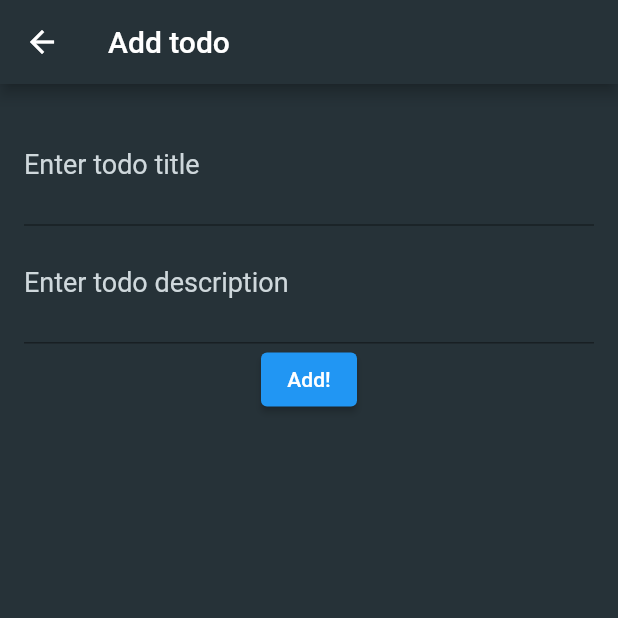
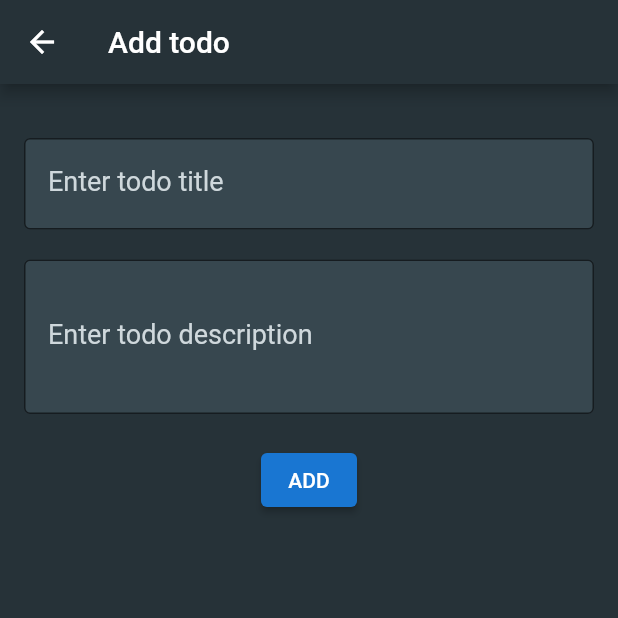
Before and after one commit to soumyaprakashdatta/todo_app, a Flutter app: the screen it shows after launch, after a tap on the "add" icon, on a phone screen of 412 x 824 dp, the top half of it. Run offline on Flutter 3.47's test engine with Material 2 defaults, Android fonts, the phone set to English and light mode, and no system bars; our stand-ins replace parse_server_sdk; network calls fail.

Commit message:
some styling in add todo page

```diff
--- a/lib/widgets/add_todo_page.dart
+++ b/lib/widgets/add_todo_page.dart
@@ -89,37 +89,54 @@ class AddTodoStateWidget extends State<AddTodoWidget> {
             child: Column(
               crossAxisAlignment: CrossAxisAlignment.center,
               children: <Widget>[
+                const SizedBox(height: 20),
                 TextFormField(
                   autocorrect: true,
                   textCapitalization: TextCapitalization.sentences,
                   controller: todoTitleController,
                   style: const TextStyle(fontSize: 18, color: Colors.white),
                   decoration: InputDecoration(
-                    contentPadding: const EdgeInsets.symmetric(vertical: 20.0),
+                    border: const OutlineInputBorder(),
+                    contentPadding: const EdgeInsets.symmetric(
+                        vertical: 20.0, horizontal: 16),
                     labelText: "Enter todo title",
                     labelStyle: TextStyle(
                       color: Colors.blueGrey.shade100,
                     ),
+                    filled: true,
+                    fillColor: Colors.blueGrey.shade800,
                   ),
                 ),
+                const SizedBox(height: 20),
                 TextFormField(
                   autocorrect: true,
                   textCapitalization: TextCapitalization.sentences,
                   controller: todoDescriptionController,
+                  minLines: 3,
+                  maxLines: 10,
                   style: const TextStyle(fontSize: 18, color: Colors.white),
                   decoration: InputDecoration(
-                    contentPadding: const EdgeInsets.symmetric(vertical: 20.0),
+                    border: const OutlineInputBorder(),
+                    contentPadding: const EdgeInsets.symmetric(
+                        vertical: 20.0, horizontal: 16),
                     labelText: "Enter todo description",
                     labelStyle: TextStyle(
                       color: Colors.blueGrey.shade100,
                     ),
+                    filled: true,
+                    fillColor: Colors.blueGrey.shade800,
                   ),
                 ),
+                const SizedBox(height: 20),
                 ElevatedButton(
+                    style: ButtonStyle(
+                      backgroundColor: MaterialStateColor.resolveWith(
+                          (states) => Colors.blue.shade700),
+                    ),
                     onPressed: () {
                       createEntry(context);
                     },
-                    child: const Text('Add!'))
+                    child: const Text('ADD'))
               ],
             ),
           ),
--- a/lib/widgets/todo_list_view_widget.dart
+++ b/lib/widgets/todo_list_view_widget.dart
@@ -52,8 +52,10 @@ class TodoListViewState extends State<TodoListView> {
     }
   }
 
-  Future<void> createEntry(BuildContext providedContext, VoidCallback onSuccess) async {
-    if (todoTitleController.text.trim().isEmpty || todoDescriptionController.text.trim().isEmpty) {
+  Future<void> createEntry(
+      BuildContext providedContext, VoidCallback onSuccess) async {
+    if (todoTitleController.text.trim().isEmpty ||
+        todoDescriptionController.text.trim().isEmpty) {
       ScaffoldMessenger.of(context).showSnackBar(const SnackBar(
           backgroundColor: Color.fromARGB(200, 150, 1, 1),
           content: Text("empty title or description"),
@@ -83,7 +85,8 @@ class TodoListViewState extends State<TodoListView> {
         if (err != null) {
           ScaffoldMessenger.of(context).showSnackBar(SnackBar(
               backgroundColor: const Color.fromARGB(200, 150, 1, 1),
-              content: Text("error while adding todo entry, err=${err.toString()}"),
+              content:
+                  Text("error while adding todo entry, err=${err.toString()}"),
               duration: const Duration(seconds: 2)));
         }
       },
@@ -101,7 +104,8 @@ class TodoListViewState extends State<TodoListView> {
         if (err != null) {
           ScaffoldMessenger.of(context).showSnackBar(SnackBar(
               backgroundColor: const Color.fromARGB(200, 150, 1, 1),
-              content: Text("error while updating todo entry, err=${err.toString()}"),
+              content: Text(
+                  "error while updating todo entry, err=${err.toString()}"),
               duration: const Duration(seconds: 2)));
         }
       },
@@ -120,7 +124,8 @@ class TodoListViewState extends State<TodoListView> {
     }, onError: (err) {
       ScaffoldMessenger.of(context).showSnackBar(SnackBar(
           backgroundColor: const Color.fromARGB(200, 150, 1, 1),
-          content: Text("error while deleting todo entry, err=${err.toString()}"),
+          content:
+              Text("error while deleting todo entry, err=${err.toString()}"),
           duration: const Duration(seconds: 2)));
     }).whenComplete(() => _setAppbarLoading(false));
   }
@@ -149,9 +154,13 @@ class TodoListViewState extends State<TodoListView> {
                 builder: (ctx, snapshot) {
                   if (listLoading &&
                       (snapshot.connectionState == ConnectionState.none ||
-                          snapshot.connectionState == ConnectionState.waiting)) {
+                          snapshot.connectionState ==
+                              ConnectionState.waiting)) {
                     return const Center(
-                      child: SizedBox(width: 100, height: 100, child: CircularProgressIndicator()),
+                      child: SizedBox(
+                          width: 100,
+                          height: 100,
+                          child: CircularProgressIndicator()),
                     );
                   } else {
                     if (snapshot.hasError) {
@@ -166,13 +175,17 @@ class TodoListViewState extends State<TodoListView> {
                       return ListView(
                         children: <Widget>[
                           TaskListEntryWidget(
-                            data: snapshot.data!.where((e) => e.done == false).toList(),
+                            data: snapshot.data!
+                                .where((e) => e.done == false)
+                                .toList(),
                             toggleTodoEntryDone: toggleTodoEntryDone,
                             deleteEntry: deleteEntry,
                           ),
                           const DividerWithTextWidget(text: "COMPLETED"),
                           TaskListEntryWidget(
-                            data: snapshot.data!.where((e) => e.done == true).toList(),
+                            data: snapshot.data!
+                                .where((e) => e.done == true)
+                                .toList(),
                             toggleTodoEntryDone: toggleTodoEntryDone,
                             deleteEntry: deleteEntry,
                           ),
@@ -184,12 +197,14 @@ class TodoListViewState extends State<TodoListView> {
       ]),
       floatingActionButton: FloatingActionButton(
         tooltip: "+",
-        child: const Icon(Icons.add),
+        backgroundColor:
+            MaterialStateColor.resolveWith((states) => Colors.blue.shade700),
         onPressed: () {
           Navigator.of(context).push(createRoute(AddTodoWidget(
             triggerTodoRefresh: triggerTodoRefresh,
           )));
         },
+        child: const Icon(Icons.add),
       ),
     );
   }
```
